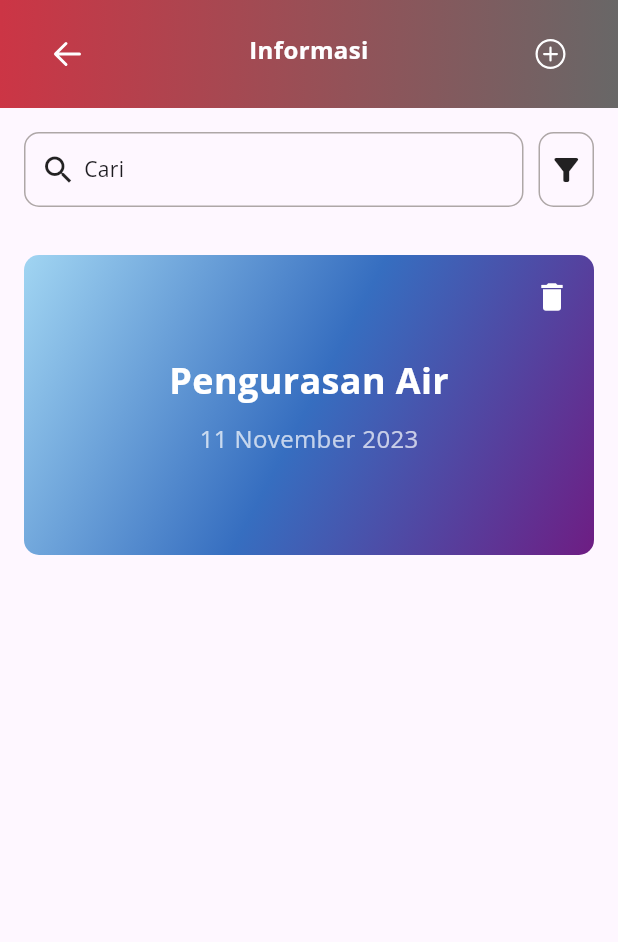
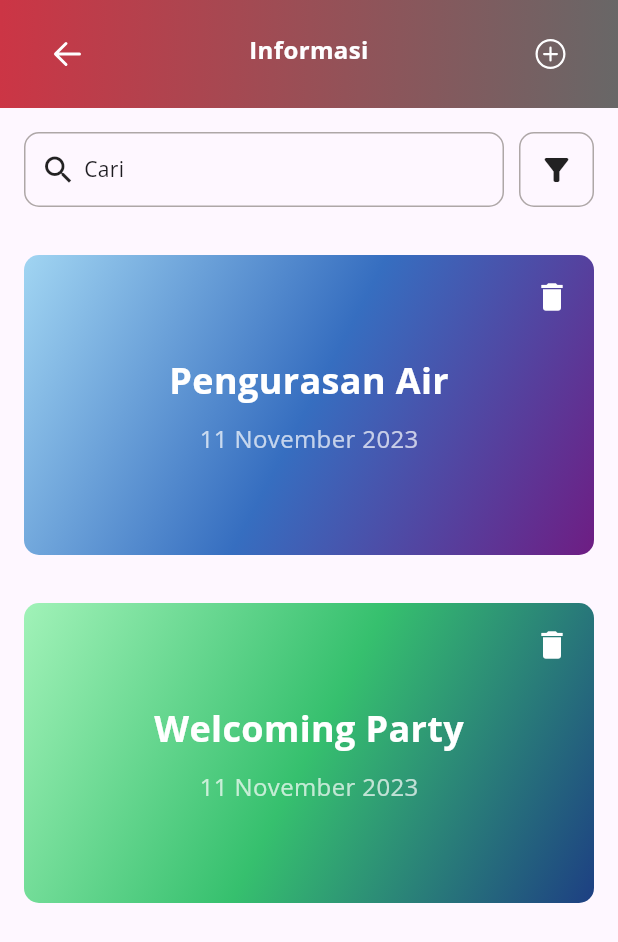
Before and after one commit to Tim-Matriks/my_dorm_mobile, a Flutter app: the ListInformasiPage screen opened directly, on a phone screen of 412 x 824 dp. Shown: the top 942 px of the screen. Run offline on Flutter 3.47's test engine with Material 3 defaults, Android fonts, the phone set to English and light mode, and no system bars; our stand-ins replace fluentui_system_icons, font_awesome_flutter, image_picker, table_calendar.

Commit message:
Melengkapi halaman list informasi

```diff
--- a/lib/screens/admin/apps/list/list_informasi_page.dart
+++ b/lib/screens/admin/apps/list/list_informasi_page.dart
@@ -24,7 +24,6 @@ class ListInformasiPage extends StatelessWidget {
         child: Row(
           children: [
             Expanded(
-              flex: 9,
               child: Container(
                 height: 50,
                 padding: EdgeInsets.symmetric(horizontal: 10),
@@ -46,16 +45,14 @@ class ListInformasiPage extends StatelessWidget {
             SizedBox(
               width: 10,
             ),
-            Expanded(
-              flex: 1,
-              child: Container(
+            Container(
                 height: 50,
+                width: 50,
                 decoration: BoxDecoration(
                   borderRadius: BorderRadius.circular(10),
                   border: Border.all(color: kGrey),
                 ),
                 child: Icon(Icons.filter_alt)),
-            ),
           ],
         ),
       ),
@@ -133,6 +130,81 @@ class ListInformasiPage extends StatelessWidget {
             )
           ],
         ),
+      ),
+      Container(
+        padding: EdgeInsets.all(16),
+        margin: EdgeInsets.all(16),
+        height: 200,
+        decoration: BoxDecoration(
+            gradient: kGradientGreen, borderRadius: BorderRadius.circular(10)),
+        child: Stack(
+          children: [
+            Row(
+              mainAxisAlignment: MainAxisAlignment.center,
+              children: [
+                Column(
+                  mainAxisAlignment: MainAxisAlignment.center,
+                  children: [
+                    Text(
+                      'Welcoming Party',
+                      style: TextStyle(
+                        fontSize: 24,
+                        fontWeight: FontWeight.bold,
+                        color: Colors.white,
+                      ),
+                    ),
+                    SizedBox(height: 10),
+                    Text(
+                      '11 November 2023',
+                      style: TextStyle(
+                        fontSize: 16,
+                        color: Colors.white70,
+                      ),
+                    ),
+                  ],
+                ),
+              ],
+            ),
+            Row(
+              mainAxisAlignment: MainAxisAlignment.end,
+              children: [
+                GestureDetector(
+                  child: Icon(
+                    Icons.delete,
+                    color: Colors.white,
+                  ),
+                  onTap: () {
+                    showDialog(
+                      context: context,
+                      builder: (BuildContext context) {
+                        return AlertDialog(
+                          title: const Text('Hapus informasi'),
+                          content: Text(
+                              'Apakah anda yakin ingin menghapus informasi ini?'),
+                          actions: <Widget>[
+                            TextButton(
+                              child: const Text('Tidak'),
+                              onPressed: () {
+                                Navigator.of(context)
+                                    .pop(); // kalau tidak jadi hapus
+                              },
+                            ),
+                            TextButton(
+                              child: const Text('Ya'),
+                              onPressed: () {
+                                Navigator.of(context).pop(); // kalau jadi hapus
+                              },
+                            ),
+                          ],
+                        );
+                      },
+                    );
+                  },
+                ),
+              ],
+            )
+          ],
+        ),
       )
     ]));
   }
```
Lines whose indentation alone changed are shown as unchanged.
